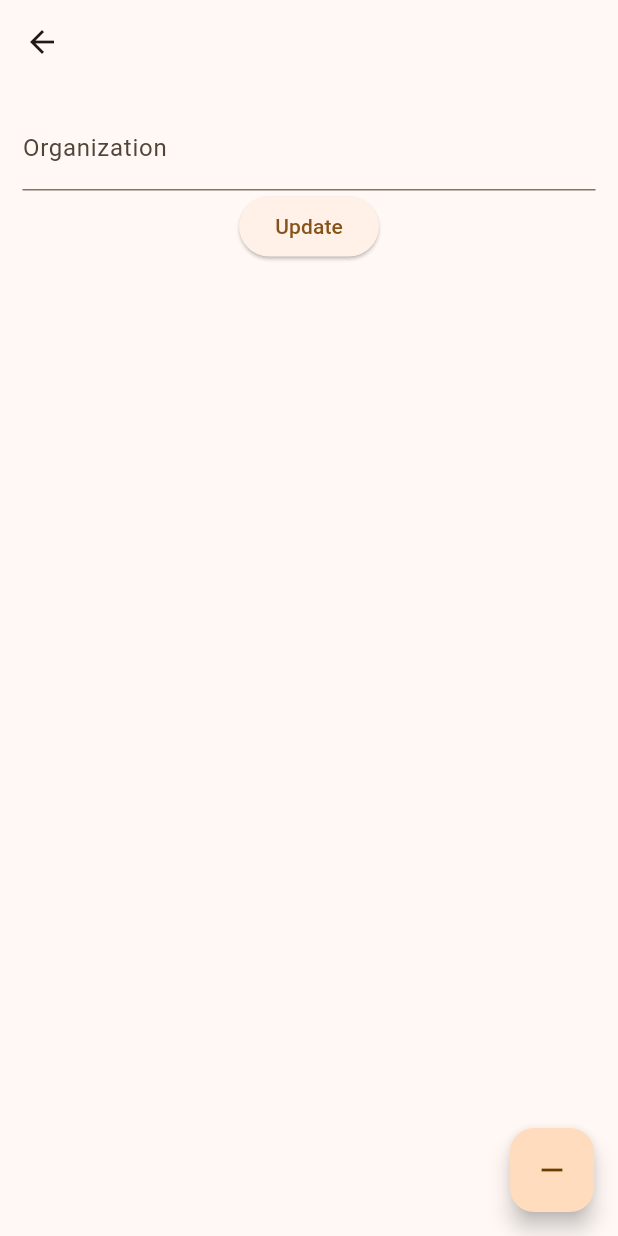
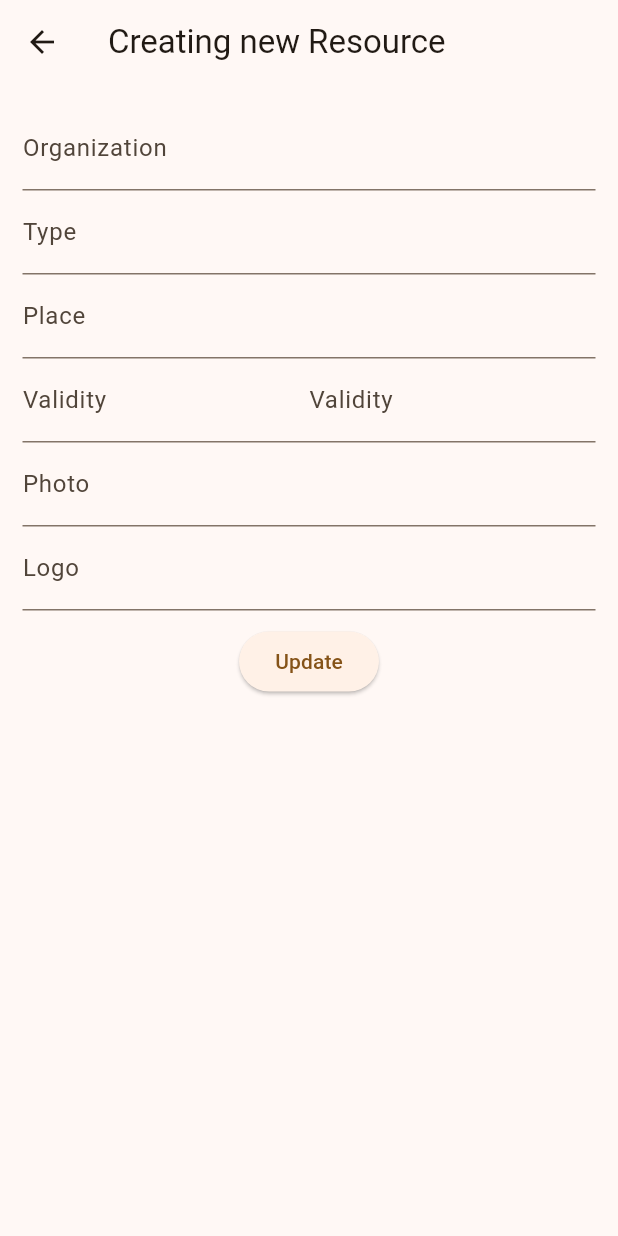
Before and after one commit to AlbertoFSIC4Change/PruebaTecnica, a Flutter app: the screen it shows after launch, after a tap on the "add" icon, on a phone screen of 412 x 824 dp. Run offline on Flutter 3.47's test engine with Material 2 defaults, Android fonts, the light colour scheme and no system bars; our stand-ins replace cloud_firestore, firebase_auth, firebase_core, firebase_storage; accounts and stored records are empty.

Commit message:
Prueba Tecnica - Second upload

```diff
--- a/lib/loginpage.dart
+++ b/lib/app/auth/loginpage.dart
@@ -1,6 +1,6 @@
 import 'package:flutter/material.dart';
 import 'package:firebase_auth/firebase_auth.dart';
-import 'package:prueba_tecnica/auth.dart';
+import 'package:prueba_tecnica/services/auth.dart';
 
 class LoginPage extends StatefulWidget {
   const LoginPage({super.key});
@@ -33,7 +33,7 @@ class _LoginPageState extends State<LoginPage> {
   }
 
   void anonymousLogin() async{
-    String user = await _auth.signInAnon();
+    String? user = await _auth.signInAnon();
     (user != null) ? print('console: Logged in as $user') : print('console: Error logging in');
     Navigator.pop(context);
   }
--- /dev/null
+++ b/lib/app/home/cardlist.dart
@@ -0,0 +1,159 @@
+import 'package:cloud_firestore/cloud_firestore.dart';
+import 'package:flutter/material.dart';
+import 'package:provider/provider.dart';
+import 'package:prueba_tecnica/app/resource/resource_edit.dart';
+import 'package:prueba_tecnica/services/database.dart';
+
+import '../models/resource.dart';
+
+class CardList extends StatefulWidget {
+  const CardList({super.key});
+
+  @override
+  State<CardList> createState() => _CardListState();
+}
+
+class _CardListState extends State<CardList> {
+
+  Future<String> getCardImage(String url) async{
+    return await Database().getImageUrl(url);
+  }
+
+  void displayCardDialog(Resource resource) {
+
+    Widget editButton = ElevatedButton(
+      child: Text("Edit Resource"),
+      onPressed: () {
+        debugPrint('Edit pressed');
+      },
+    );
+
+    Dialog cardDialog = Dialog(
+      child: Card(
+        shape: RoundedRectangleBorder(borderRadius: BorderRadius.circular(25)),
+        child: Column(
+          mainAxisSize: MainAxisSize.min,
+          crossAxisAlignment: CrossAxisAlignment.start,
+          children: <Widget>[
+            ListTile(
+              leading: FutureBuilder<String>(
+                  future: getCardImage('logos/${resource.logo}'),
+                  builder: (BuildContext context, AsyncSnapshot<String> snapshot) {
+                    if(snapshot.hasData){
+                      return Image(
+                          image: NetworkImage(snapshot.data!),
+                          width: 35,
+                          height: 35,
+                          fit: BoxFit.cover,
+                          color: null
+                      );
+                    }else{
+                      return const Icon(Icons.front_loader, size: 35);
+                    }
+                  }),
+              title: Text(resource.org),
+              subtitle: Text(resource.place),
+            ),
+            SizedBox( height: 15.0 ),
+            Container(
+              height: 200.0,
+              child: FutureBuilder<String>(
+                  future: getCardImage('photos/${resource.photo}'),
+                  builder: (BuildContext context, AsyncSnapshot<String> snapshot) {
+                    if(snapshot.hasData){
+                      return Ink.image(
+                          image: NetworkImage(snapshot.data!),
+                          fit: BoxFit.fill,
+                      );
+                    }else{
+                      return const Icon(Icons.front_loader, size: 35);
+                    }
+                  }),
+            ),
+            SizedBox( height: 15.0, ),
+            Container(
+              padding: const EdgeInsets.all(15.0),
+              height: 200,
+              child: Column(
+                crossAxisAlignment: CrossAxisAlignment.start,
+                children: [
+                  Text(resource.type, style: TextStyle(fontWeight: FontWeight.bold, fontSize: 20),),
+                  SizedBox( height: 5.0, ),
+                  Text(resource.valid, style: TextStyle(fontWeight: FontWeight.bold, fontSize: 20),),
+                  SizedBox( height: 5.0, ),
+                  Text('[DESCRIPCION]', style: TextStyle(fontWeight: FontWeight.bold, fontSize: 20),),
+                ],
+              ),
+            ),
+            Row(
+              mainAxisAlignment: MainAxisAlignment.end,
+              children: <Widget>[
+                TextButton(
+                  child: const Text('Edit Resource'),
+                  onPressed: () {
+                    Navigator.of(context, rootNavigator: true).pop();
+                    Navigator.push(context, MaterialPageRoute(builder: (context) => ResourceEdit(resource: resource)),);
+                  },
+                ),
+                const SizedBox(width: 8),
+              ],
+            ),
+          ],
+        ),
+      ),
+    );
+
+    showDialog(
+      context: context,
+      builder: (BuildContext context) {
+        return cardDialog;
+      },
+    );
+  }
+
+
+  @override
+  Widget build(BuildContext context) {
+    final cardList = Provider.of<QuerySnapshot>(context);
+
+    List<Card> cardArray = [];
+    for(var doc in cardList.docs){
+      Resource resource = Resource.fromMap(doc, doc.id);
+
+      Card card = Card(
+        child: InkWell(
+          splashColor: Colors.blue.withAlpha(30),
+          onTap: () {displayCardDialog(resource);} ,
+          child: Column(
+            mainAxisSize: MainAxisSize.min,
+            children: <Widget>[
+              ListTile(
+                leading: Icon(Icons.album),
+                title: Text(resource.org),
+                subtitle: Text(resource.type),
+              ),
+              Row(
+                mainAxisAlignment: MainAxisAlignment.end,
+                children: <Widget>[
+                  TextButton(
+                    child: Text(resource.valid),
+                    onPressed: null,
+                  ),
+                  const SizedBox(width: 8),
+                ],
+              ),
+            ],
+          ),
+        ),
+      );
+
+      cardArray.add(card);
+    }
+
+    return Center(
+      child: Column(
+        children: cardArray,
+      ),
+    );
+  }
+}
--- a/lib/home.dart
+++ b/lib/app/home/home.dart
@@ -1,10 +1,10 @@
 import 'package:cloud_firestore/cloud_firestore.dart';
 import 'package:flutter/material.dart';
-import 'package:prueba_tecnica/cardlist.dart';
-import 'package:prueba_tecnica/loginbutton.dart';
+import 'package:prueba_tecnica/app/home/cardlist.dart';
+import 'package:prueba_tecnica/common_widgets/loginbutton.dart';
 import 'package:provider/provider.dart';
-import 'package:prueba_tecnica/resource.dart';
-import 'database.dart';
+import '../../services/database.dart';
+import '../resource/resource_create.dart';
 
 class Home extends StatelessWidget {
   Home({super.key});
@@ -24,10 +24,9 @@ class Home extends StatelessWidget {
           body: ListView(
               shrinkWrap: true,
               children: [
-                Container(child: Text('Home')),
                 CardList()],
           ),
-          floatingActionButton: FloatingActionButton(onPressed: () {Navigator.push(context, MaterialPageRoute(builder: (context) => Resource(resourceId: "")),);},
+          floatingActionButton: FloatingActionButton(onPressed: () {Navigator.push(context, MaterialPageRoute(builder: (context) => ResourceCreate()),);},
             child: Icon(Icons.add),),
       ),
     );
--- /dev/null
+++ b/lib/app/models/resource.dart
@@ -0,0 +1,52 @@
+
+import 'package:cloud_firestore/cloud_firestore.dart';
+
+class Resource{
+  Resource({
+    required this.id,
+    required this.logo,
+    required this.org,
+    required this.photo,
+    required this.place,
+    required this.type,
+    required this.valid
+});
+
+  String id;
+  String logo;
+  String org;
+  String photo;
+  String place;
+  String type;
+  String valid;
+
+  factory Resource.fromMap(QueryDocumentSnapshot snapshot, String id){
+    final String logo = snapshot.get('logo');
+    final String org = snapshot.get('org');
+    final String photo = snapshot.get('photo');
+    final String type = snapshot.get('type');
+    final String valid = snapshot.get('valid');
+    final String place = snapshot.get('place');
+
+    return Resource(
+      id: id,
+      logo: logo,
+      org: org,
+      photo: photo,
+      place: place,
+      type: type,
+      valid: valid,
+    );
+  }
+
+  static Resource newResource(){
+    return Resource(
+      id: "",
+      logo: "",
+      org: "",
+      place: "",
+      type: "",
+      valid: "",
+      photo: "");
+  }
+}
--- /dev/null
+++ b/lib/app/models/user.dart
@@ -0,0 +1,25 @@
+
+
+class User{
+  User({
+    required this.email,
+    this.userId,
+    this.role,
+  });
+
+  factory User.fromMap(Map<String, dynamic> data, String documentId) {
+    final String? email = data['email'];
+    final String? userId = data['userId'];
+    final String? role = data['role'];
+
+    return User(
+      email: email,
+      userId: userId,
+      role: role,
+    );
+  }
+
+  final String? email;
+  final String? userId;
+  final String? role;
+}
--- /dev/null
+++ b/lib/app/resource/resource_create.dart
@@ -0,0 +1,32 @@
+
+import 'package:flutter/material.dart';
+import 'package:prueba_tecnica/app/models/resource.dart';
+import 'package:prueba_tecnica/app/resource/resource_form.dart';
+import '../../services/database.dart';
+
+class ResourceCreate extends StatelessWidget {
+  ResourceCreate({super.key});
+  Resource resource = Resource.newResource();
+  final formKey = GlobalKey<FormState>();
+
+  void updateDatabase() {
+    final form = formKey.currentState;
+    if (form!.validate()) {
+      try {
+        form.save();
+        Database().updateDatabaseEntry(resource);
+      } catch (e) {
+      }
+    }
+  }
+
+
+  @override
+  Widget build(BuildContext context) {
+    return Scaffold(
+      appBar: AppBar(
+        title: Text('Creating new Resource'),),
+      body: ResourceForm(resource: resource,)
+    );
+  }
+}
--- /dev/null
+++ b/lib/app/resource/resource_form.dart
@@ -0,0 +1,136 @@
+
+import 'package:flutter/material.dart';
+import '../../services/database.dart';
+import '../models/resource.dart';
+
+
+class ResourceForm extends StatelessWidget {
+  ResourceForm({super.key, required this.resource});
+
+  Resource resource = Resource.newResource();
+  final formKey = GlobalKey<FormState>();
+
+  void updateDatabase(BuildContext context) {
+    final form = formKey.currentState;
+    if (form!.validate()) {
+      try {
+        form.save();
+        Database().updateDatabaseEntry(resource);
+        Navigator.pop(context);
+      } catch (e) {}
+    }
+  }
+
+  void displayCalendar(BuildContext context, TextEditingController controller){
+    showDatePicker(context: context,
+        initialDate: DateTime.now(),
+        firstDate: DateTime.utc(2010),
+        lastDate: DateTime.utc(2050)).then((value) {
+          if(value==null) return;
+          List<String> date = value.toString().split(' ');
+          controller.text = date[0];
+    });
+  }
+
+
+  @override
+  Widget build(BuildContext context) {
+    final textController1;
+    final textController2;
+    if(resource.id.isEmpty){
+      textController1 = TextEditingController();
+      textController2 = TextEditingController();
+    } else {
+      final dates = resource.valid.split(' - ');
+      textController1 = TextEditingController(text: dates[0]);
+      textController2 = TextEditingController(text: dates[1]);
+    }
+
+
+    return Container(
+      padding: const EdgeInsets.all(15.0),
+      child: Form(
+        key: formKey,
+        child: Column(
+          children: [
+            TextFormField(
+              decoration: InputDecoration(labelText: 'Organization'),
+              initialValue: resource.org,
+              validator: (value) =>
+              value!.isEmpty
+                  ? 'Field cannot be Empty'
+                  : null,
+              onSaved: (value) => resource.org = value!,
+            ),
+            TextFormField(
+              decoration: InputDecoration(labelText: 'Type'),
+              initialValue: resource.type,
+              validator: (value) =>
+              value!.isEmpty
+                  ? 'Field cannot be Empty'
+                  : null,
+              onSaved: (value) => resource.type = value!,
+            ),
+            TextFormField(
+              decoration: InputDecoration(labelText: 'Place'),
+              initialValue: resource.place,
+              validator: (value) =>
+              value!.isEmpty
+                  ? 'Field cannot be Empty'
+                  : null,
+              onSaved: (value) => resource.place = value!,
+            ),
+            Row(
+              children: [
+                Flexible(
+                  child: TextFormField(
+                    onTap: () {displayCalendar(context, textController1);},
+                    decoration: InputDecoration(labelText: 'Validity'),
+                    validator: (value) => value!.isEmpty
+                      ? 'Field cannot be Empty'
+                      : null,
+                    onSaved: (value) => resource.valid = value!,
+                    controller: textController1,
+              ),
+                ),
+                Flexible(
+                  child: TextFormField(
+                    onTap: () {displayCalendar(context, textController2);},
+                    decoration: InputDecoration(labelText: 'Validity'),
+                    validator: (value) => value!.isEmpty
+                        ? 'Field cannot be Empty'
+                        : null,
+                    onSaved: (value) => resource.valid += ' - ${value!}',
+                    controller: textController2,
+                  ),
+                ),]
+            ),
+            TextFormField(
+              decoration: InputDecoration(labelText: 'Photo'),
+              initialValue: resource.photo,
+              validator: (value) =>
+              value!.isEmpty
+                  ? 'Field cannot be Empty'
+                  : null,
+              onSaved: (value) => resource.photo = value!,
+            ),
+            TextFormField(
+              decoration: InputDecoration(labelText: 'Logo'),
+              initialValue: resource.logo,
+              validator: (value) =>
+              value!.isEmpty
+                  ? 'Field cannot be Empty'
+                  : null,
+              onSaved: (value) => resource.logo = value!,
+            ),
+            const SizedBox(height: 10),
+            ElevatedButton(onPressed: () async {
+              updateDatabase(context);
+            },
+                child: Text('Update'))
+          ],
+        ),
+      ),
+    );
+  }
+}
--- a/lib/cardlist.dart
+++ /dev/null
@@ -1,59 +0,0 @@
-import 'package:cloud_firestore/cloud_firestore.dart';
-import 'package:flutter/material.dart';
-import 'package:provider/provider.dart';
-import 'package:prueba_tecnica/resource.dart';
-
-class CardList extends StatefulWidget {
-  const CardList({super.key});
-
-  @override
-  State<CardList> createState() => _CardListState();
-}
-
-class _CardListState extends State<CardList> {
-
-
-  @override
-  Widget build(BuildContext context) {
-    final cardList = Provider.of<QuerySnapshot>(context);
-
-    List<Card> cardArray = [];
-    for(var doc in cardList.docs){
-
-      Card card = Card(
-        child: Column(
-          mainAxisSize: MainAxisSize.min,
-          children: <Widget>[
-            ListTile(
-              leading: Icon(Icons.album),
-              title: Text('${doc.get('org')}'),
-              subtitle: Text('${doc.get('type')}'),
-            ),
-            Row(
-              mainAxisAlignment: MainAxisAlignment.end,
-              children: <Widget>[
-                TextButton(
-                  child: Text('${doc.get('valid')}'),
-                  onPressed: () {/* ... */},
-                ),
-                const SizedBox(width: 8),
-                TextButton(
-                  child: const Text('EDIT'),
-                  onPressed: () {Navigator.push(context, MaterialPageRoute(builder: (context) => Resource(resourceId: doc.id)),);},
-                ),
-                const SizedBox(width: 8),
-              ],
-            ),
-          ],
-        ),
-      );
-      cardArray.add(card);
-    }
-
-    return Center(
-      child: Column(
-        children: cardArray,
-      ),
-    );
-  }
-}
--- a/lib/loginbutton.dart
+++ b/lib/common_widgets/loginbutton.dart
@@ -1,7 +1,7 @@
 import 'package:firebase_auth/firebase_auth.dart';
 import 'package:flutter/material.dart';
-import 'package:prueba_tecnica/auth.dart';
-import 'loginpage.dart';
+import 'package:prueba_tecnica/services/auth.dart';
+import '../app/auth/loginpage.dart';
 import 'package:provider/provider.dart';
 
 class LoginButton extends StatefulWidget {
--- a/lib/main.dart
+++ b/lib/main.dart
@@ -2,9 +2,9 @@ import 'package:firebase_auth/firebase_auth.dart';
 import 'package:firebase_core/firebase_core.dart';
 import 'package:flutter/material.dart';
 import 'package:provider/provider.dart';
-import 'package:prueba_tecnica/auth.dart';
+import 'package:prueba_tecnica/services/auth.dart';
 import 'package:prueba_tecnica/root.dart';
-import 'firebase_options.dart';
+import 'services/firebase_options.dart';
 
 void main() async{
   WidgetsFlutterBinding.ensureInitialized();
--- a/lib/resource.dart
+++ /dev/null
@@ -1,71 +0,0 @@
-import 'package:cloud_firestore/cloud_firestore.dart';
-import 'package:flutter/material.dart';
-import 'package:provider/provider.dart';
-import 'package:prueba_tecnica/database.dart';
-
-class Resource extends StatefulWidget {
-  Resource({super.key, required String this.resourceId});
-  String resourceId;
-  final formKey = GlobalKey<FormState>();
-
-  var _org = "";
-  var _place = "";
-  var _valid = "";
-  var _type = "";
-  var _photo = "";
-  var _logo = "";
-
-  @override
-  State<Resource> createState() => _ResourceState();
-}
-
-class _ResourceState extends State<Resource> {
-
-  void updateDatabase(context) async{
-    final form = widget.formKey.currentState;
-    if(form!.validate()){
-      try{
-        form.save();
-        print('console: ${widget.resourceId}');
-        await Database().updateDatabaseEntry(widget.resourceId, org: widget._org);
-        Navigator.pop(context);
-      } catch(e){
-
-      }
-    } else {
-      print('console: Form is invalid');
-    }
-  }
-
-  @override
-  Widget build(BuildContext context) {
-    return buildResourceForm(context);
-  }
-
-  Widget buildResourceForm(context){
-    return Scaffold(
-      appBar: AppBar(
-        title: Text(widget.resourceId),),
-      body: Container(
-        padding: const EdgeInsets.all(15.0),
-        child: Form(
-          key: widget.formKey,
-          child: Column(
-            children: [
-              TextFormField(
-                decoration: InputDecoration(labelText: 'Organization'),
-                initialValue: widget._org,
-                validator: (value) => value!.isEmpty ? 'Field cannot be Empty' : null,
-                onSaved: (value) => widget._org = value!,
-              ),
-              ElevatedButton(onPressed: () async {updateDatabase(context);},
-                  child: Text('Update'))
-            ],
-          ),
-        ),
-      ),
-      floatingActionButton: FloatingActionButton(onPressed: () async {Database().deleteDatabaseEntry(widget.resourceId); Navigator.pop(context);},
-        child: Icon(Icons.remove),),
-    );
-  }
-}
--- a/lib/root.dart
+++ b/lib/root.dart
@@ -1,5 +1,5 @@
 import 'package:flutter/material.dart';
-import 'home.dart';
+import 'app/home/home.dart';
 
 class Root extends StatelessWidget {
 
--- /dev/null
+++ b/lib/services/database.dart
@@ -0,0 +1,46 @@
+
+import 'package:cloud_firestore/cloud_firestore.dart';
+import '../app/models/resource.dart';
+import 'package:firebase_storage/firebase_storage.dart';
+
+class Database {
+  final firebaseStorage = FirebaseStorage.instance;
+  final CollectionReference collectionData = FirebaseFirestore.instance.collection('data');
+
+  Stream<QuerySnapshot> get queryData {
+    return collectionData.snapshots();
+  }
+
+  Future<void> updateDatabaseEntry(Resource resource) async {
+    if (resource.id.isEmpty) {
+      await collectionData.add({
+        "org": resource.org,
+        "place": resource.place,
+        "valid": resource.valid,
+        "type": resource.type,
+        "photo": resource.photo,
+        "logo": resource.logo
+      });
+    } else {
+      final Map<String, String> docMap = {};
+      docMap['org'] = resource.org;
+      docMap['type'] = resource.type;
+      docMap['valid'] = resource.valid;
+      docMap['place'] = resource.place;
+      docMap['photo'] = resource.photo;
+      docMap['logo'] = resource.logo;
+
+      await collectionData.doc(resource.id).update(docMap);
+    }
+  }
+
+  Future<void> deleteDatabaseEntry(String resourceId) async {
+    await collectionData.doc(resourceId).delete();
+  }
+
+  Future<String> getImageUrl(String url) async{
+    String imageUrl = await firebaseStorage.ref().child(url).getDownloadURL();
+    return imageUrl;
+  }
+
+}
```
Also changed, not shown: lib/app/resource/resource_edit.dart (added, +67 -0 lines), lib/database.dart (deleted, +0 -53 lines), lib/services/auth.dart (renamed from lib/auth.dart, +10 -8 lines), lib/services/firebase_options.dart (renamed from lib/firebase_options.dart), 1 other file.
